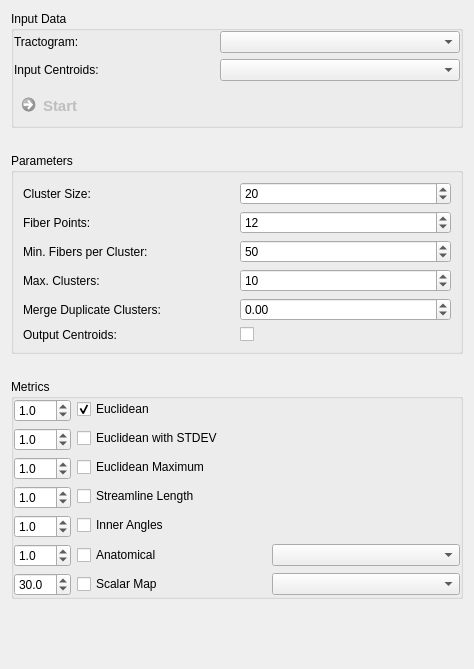
Above: Plugins/org.mitk.gui.qt.diffusionimaging.fiberprocessing/src/internal/QmitkFiberClusteringViewControls.ui from MITK/MITK before the change. Below: the same form after it.
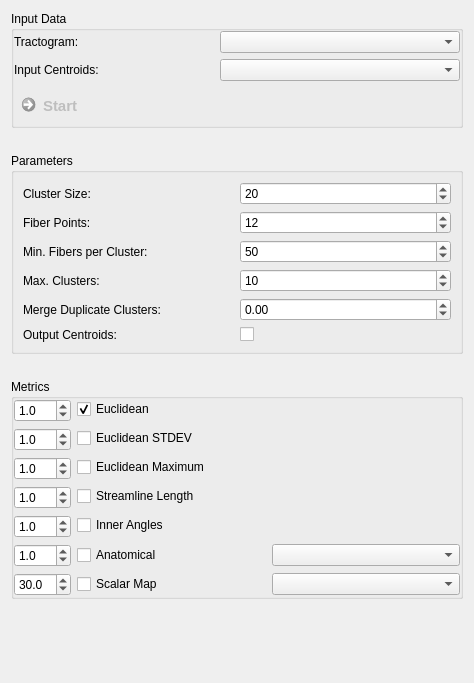
That is the form after the change. Custom widgets are drawn as their Qt base class.

What changed in the file:
```diff
--- a/Plugins/org.mitk.gui.qt.diffusionimaging.fiberprocessing/src/internal/QmitkFiberClusteringViewControls.ui
+++ b/Plugins/org.mitk.gui.qt.diffusionimaging.fiberprocessing/src/internal/QmitkFiberClusteringViewControls.ui
@@ -7,7 +7,7 @@
     <x>0</x>
     <y>0</y>
     <width>474</width>
-    <height>669</height>
+    <height>683</height>
    </rect>
   </property>
   <property name="windowTitle">
@@ -93,7 +93,7 @@
       <item row="1" column="1">
        <widget class="QCheckBox" name="m_MetricBox2">
         <property name="text">
-         <string>Euclidean with STDEV</string>
+         <string>Euclidean STDEV</string>
         </property>
        </widget>
       </item>
```
